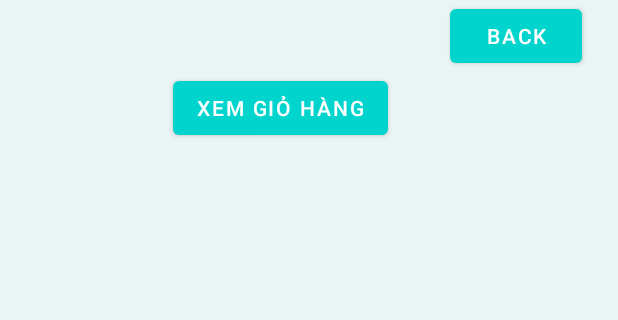
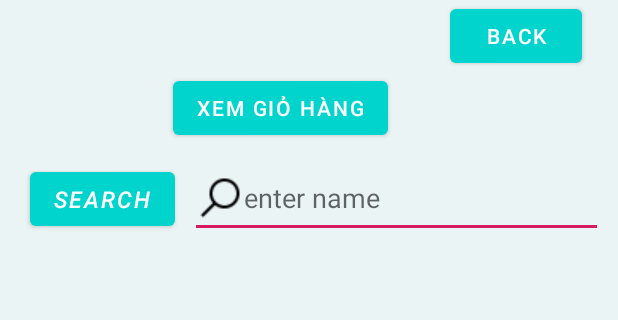
Before and after one commit to NguyenHuy-lang/Android-CoffeeRestaurant, an Android app: the ShopActivity screen opened directly, with no data from a screen before it, on a phone screen of 412 x 824 dp, the part 84-404 px from its top. Run offline under Robolectric (Android 15) with nearby library versions, the phone set to English and light mode, and no system bars; our stand-ins replace CircleImageView, Firebase (no records; nobody signed in at launch, a user with empty details on screens opened directly), Picasso; pictures from the network do not load; 5 statements that could not run were skipped.

Commit message:
update search drink for customer

```diff
--- a/app/src/main/res/layout/activity_shop.xml
+++ b/app/src/main/res/layout/activity_shop.xml
@@ -53,6 +53,31 @@
             android:layout_height="wrap_content"
             android:text="Xem giỏ hàng"
             />
+        <LinearLayout
+            android:layout_margin="10dp"
+            android:layout_width="match_parent"
+            android:layout_height="wrap_content">
+            <Button
+                android:id="@+id/btn_search_product"
+                android:layout_width="wrap_content"
+                android:text="Search"
+                android:textSize="15dp"
+                android:textStyle="italic"
+                android:layout_marginLeft="10dp"
+                android:layout_height="wrap_content">
+
+            </Button>
+            <EditText
+                android:id="@+id/edit_name_product_search"
+                android:layout_width="match_parent"
+                android:hint="enter name"
+                android:drawableLeft="@drawable/icons8_search_32"
+
+                android:layout_marginLeft="10dp"
+                android:layout_height="wrap_content">
+
+            </EditText>
+        </LinearLayout>
         <androidx.recyclerview.widget.RecyclerView
             android:id="@+id/recycler_view_menu"
             android:layout_width="match_parent"
```
Also changed, not shown: app/src/main/java/com/example/mycoffee/ShopActivity.java (+33 -0 lines), app/src/main/res/drawable-v24/icons8_search_32.png (added).
